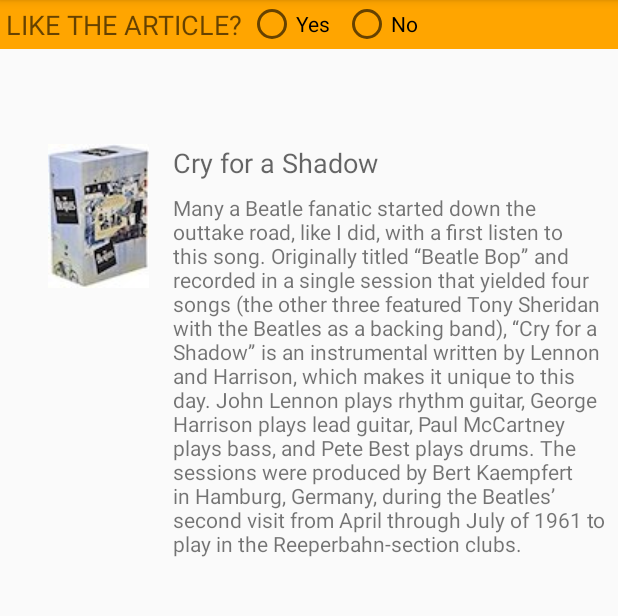
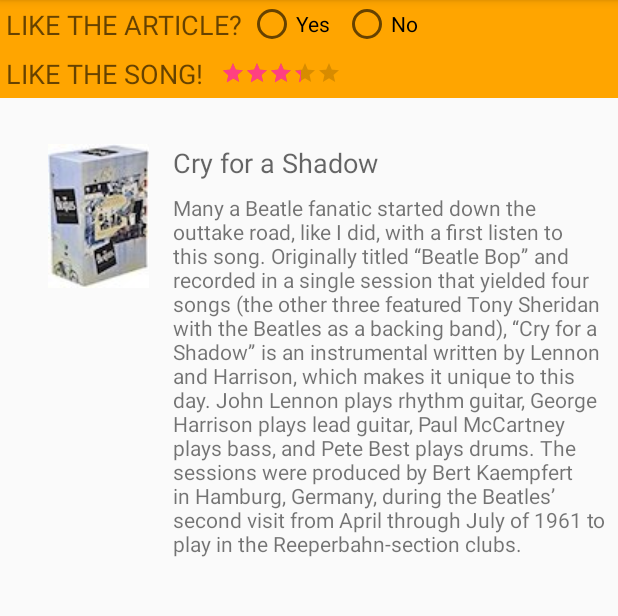
Before and after one commit to SyangboNIJUL/Fragments, an Android app: the screen it shows after launch (MainActivity), on a phone screen of 412 x 824 dp, the part 84-700 px from its top. Run offline under Robolectric (Android 15) with nearby library versions, the phone set to English and light mode, and no system bars.

Commit message:
coding challenge

```diff
--- a/app/src/main/java/com/example/android/fragmentexample/SimpleFragment.java
+++ b/app/src/main/java/com/example/android/fragmentexample/SimpleFragment.java
@@ -22,7 +22,9 @@ import android.view.LayoutInflater;
 import android.view.View;
 import android.view.ViewGroup;
 import android.widget.RadioGroup;
+import android.widget.RatingBar;
 import android.widget.TextView;
+import android.widget.Toast;
 
 /**
  * A simple {@link Fragment} subclass to display
@@ -54,6 +56,9 @@ public class SimpleFragment extends Fragment {
         final View rootView = inflater.inflate(R.layout.fragment_simple,
                 container, false);
         final RadioGroup radioGroup = rootView.findViewById(R.id.radio_group);
+        rootView.findViewById(R.id.ratingBar);
+        final RatingBar ratingBar =
+                rootView.findViewById(R.id.ratingBar);
 
         // Set the radioGroup onCheckedChanged listener.
         radioGroup.setOnCheckedChangeListener(
@@ -78,6 +83,20 @@ public class SimpleFragment extends Fragment {
                     }
                 });
 
+        // Set the rating bar onCheckedChanged listener.
+        ratingBar.setOnRatingBarChangeListener
+                (new RatingBar.OnRatingBarChangeListener() {
+                    @Override
+                    public void onRatingChanged(RatingBar ratingBar,
+                                                float rating, boolean fromUser) {
+                        // Get rating and show Toast with rating.
+                        String myRating = (getString(R.string.my_rating) +
+                                String.valueOf(ratingBar.getRating()));
+                        Toast.makeText(getContext(), myRating,
+                                Toast.LENGTH_LONG).show();
+                    }
+                });
+
         // Return the View for the fragment's UI.
         return rootView;
     }
--- a/app/src/main/res/layout/fragment_simple.xml
+++ b/app/src/main/res/layout/fragment_simple.xml
@@ -19,8 +19,13 @@
     android:layout_width="match_parent"
     android:layout_height="wrap_content"
     android:background="@color/my_fragment_color"
-              android:orientation="horizontal"
+    android:orientation="vertical"
     tools:context="com.example.android.fragmentexample.SimpleFragment">
+
+    <LinearLayout
+        android:layout_width="match_parent"
+        android:layout_height="wrap_content"
+        android:orientation="horizontal">
 
         <TextView
             android:id="@+id/fragment_header"
@@ -50,4 +55,31 @@
                 android:layout_marginRight="@dimen/standard_margin"
                 android:text="@string/no"/>
         </RadioGroup>
+
     </LinearLayout>
+
+    <LinearLayout
+        android:layout_width="match_parent"
+        android:layout_height="wrap_content"
+        android:orientation="horizontal">
+
+        <TextView
+            android:id="@+id/fragment_header2"
+            android:layout_width="wrap_content"
+            android:layout_height="wrap_content"
+            android:padding="@dimen/small_padding"
+            android:text="@string/question_the_song"
+            android:textAppearance="@style/Base.TextAppearance.AppCompat.Medium"/>
+
+        <RatingBar
+            android:id="@+id/ratingBar"
+            style="@android:style/Widget.DeviceDefault.RatingBar.Small"
+            android:layout_width="wrap_content"
+            android:layout_height="wrap_content"
+            android:numStars="6"
+            android:isIndicator="false"
+            android:padding="@dimen/padding_standard"
+            android:rating="3.5"
+            android:stepSize="0.5"/>
+    </LinearLayout>
+</LinearLayout>
--- a/app/src/main/res/values/strings.xml
+++ b/app/src/main/res/values/strings.xml
@@ -40,4 +40,6 @@
 
     <!-- Text for the exception message in FragmentCommunicate. -->
     <string name="exception_message">must implement OnFragmentInteractionListener</string>
+    <string name="question_the_song">LIKE THE SONG!</string>
+    <string name="my_rating">My Ratings</string>
 </resources>
```
Also changed, not shown: 361 other files. Lines whose indentation alone changed are shown as unchanged.
